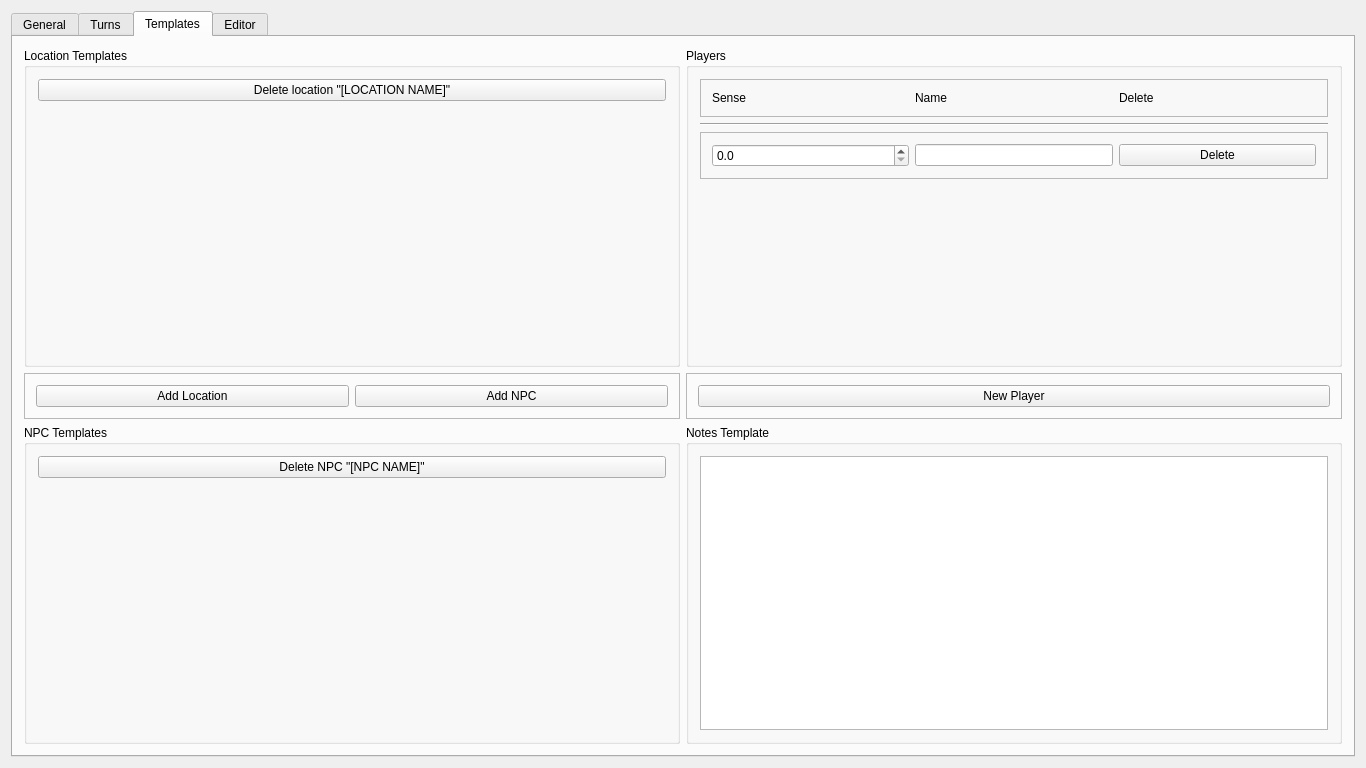
Qt form src/mainwindow.ui (zobin8/talented-gm) before a commit.
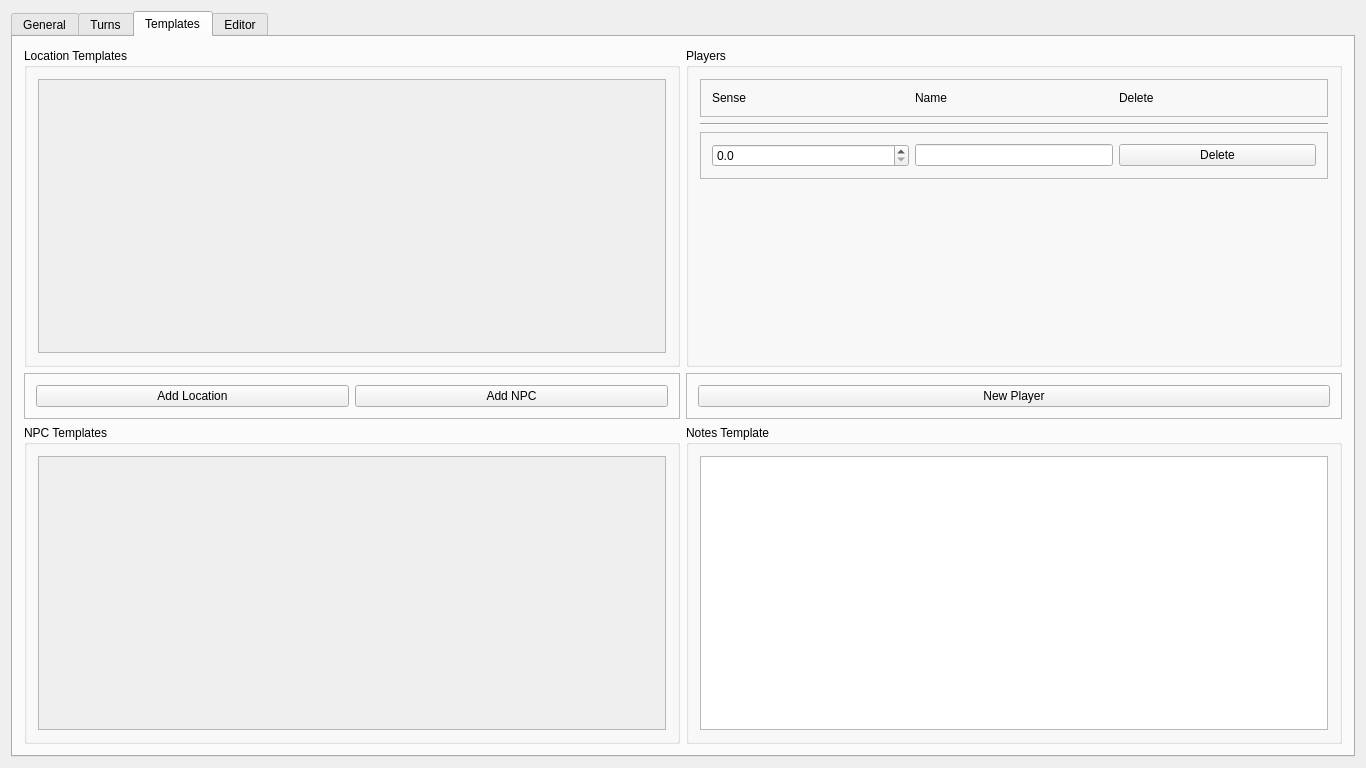
The same form after that commit. The open tabs and pages were chosen to show the change.

Commit message: Added location template deletion  * Locations can now be deleted.  * Also, there are now functioning navigation buttons between the template and editor tabs.

What changed in the file:
```diff
--- a/src/mainwindow.ui
+++ b/src/mainwindow.ui
@@ -764,25 +764,29 @@
           </property>
           <layout class="QVBoxLayout" name="verticalLayout_9">
            <item>
-            <widget class="QPushButton" name="pushButton_12">
-             <property name="text">
-              <string>Delete NPC &quot;[NPC NAME]&quot;</string>
+            <widget class="QScrollArea" name="scrollArea_5">
+             <property name="sizePolicy">
+              <sizepolicy hsizetype="Preferred" vsizetype="Expanding">
+               <horstretch>0</horstretch>
+               <verstretch>0</verstretch>
+              </sizepolicy>
              </property>
+             <property name="widgetResizable">
+              <bool>true</bool>
+             </property>
+             <widget class="QWidget" name="tempNPCContents">
+              <property name="geometry">
+               <rect>
+                <x>0</x>
+                <y>0</y>
+                <width>639</width>
+                <height>281</height>
+               </rect>
+              </property>
+              <layout class="QVBoxLayout" name="verticalLayout_20"/>
+             </widget>
             </widget>
            </item>
-           <item>
-            <spacer name="verticalSpacer_6">
-             <property name="orientation">
-              <enum>Qt::Vertical</enum>
-             </property>
-             <property name="sizeHint" stdset="0">
-              <size>
-               <width>20</width>
-               <height>243</height>
-              </size>
-             </property>
-            </spacer>
-           </item>
           </layout>
          </widget>
         </item>
@@ -793,25 +797,29 @@
           </property>
           <layout class="QVBoxLayout" name="verticalLayout_8">
            <item>
-            <widget class="QPushButton" name="pushButton_11">
-             <property name="text">
-              <string>Delete location &quot;[LOCATION NAME]&quot;</string>
+            <widget class="QScrollArea" name="scrollArea_4">
+             <property name="sizePolicy">
+              <sizepolicy hsizetype="Preferred" vsizetype="Expanding">
+               <horstretch>0</horstretch>
+               <verstretch>0</verstretch>
+              </sizepolicy>
              </property>
+             <property name="widgetResizable">
+              <bool>true</bool>
+             </property>
+             <widget class="QWidget" name="tempLocContents">
+              <property name="geometry">
+               <rect>
+                <x>0</x>
+                <y>0</y>
+                <width>639</width>
+                <height>282</height>
+               </rect>
+              </property>
+              <layout class="QVBoxLayout" name="verticalLayout_21"/>
+             </widget>
             </widget>
            </item>
-           <item>
-            <spacer name="verticalSpacer_5">
-             <property name="orientation">
-              <enum>Qt::Vertical</enum>
-             </property>
-             <property name="sizeHint" stdset="0">
-              <size>
-               <width>20</width>
-               <height>244</height>
-              </size>
-             </property>
-            </spacer>
-           </item>
           </layout>
          </widget>
         </item>
```
Left out of the diff: 2 changed lines with no effect on the pictures. The commit also changes 15 other files.
